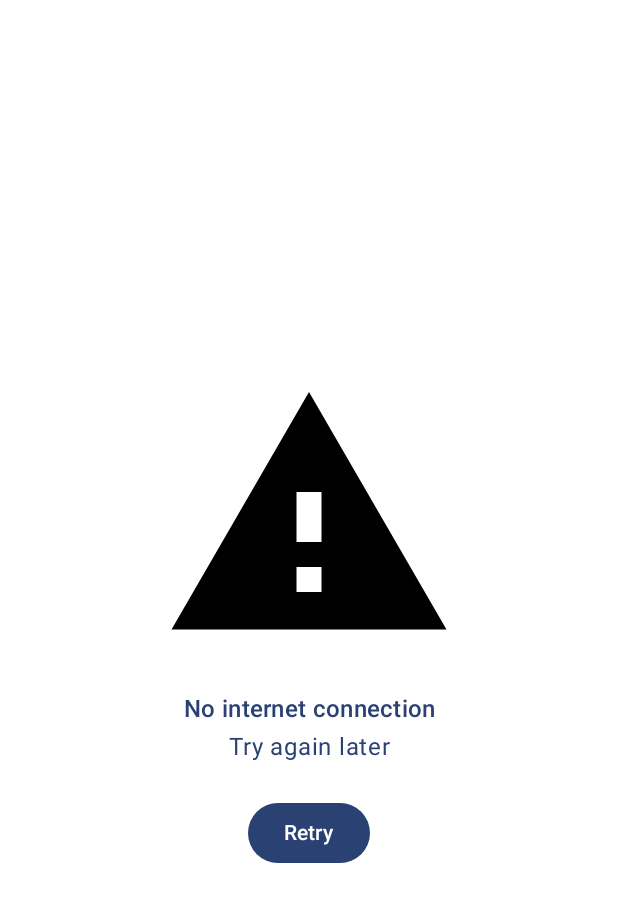
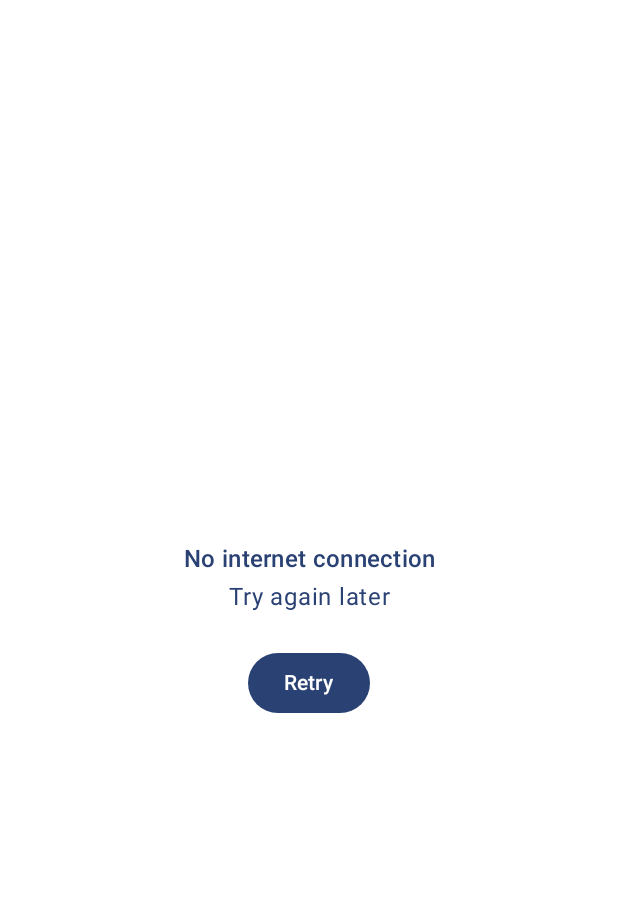
Before and after one commit to lqman104/image-machine, an Android app built with Jetpack Compose: the @Preview function ErrorScreenComponentPreview, on a phone screen of 412 x 824 dp. Shown: the top 902 px of the screen. Run offline under Robolectric (Android 15) with nearby library versions, the phone set to English and light mode, and no system bars.

Commit message:
fix: validation button on ErrorScreenComponent

```diff
--- a/uikit/src/main/java/com/luqman/imagemachine/uikit/component/ErrorScreenComponent.kt
+++ b/uikit/src/main/java/com/luqman/imagemachine/uikit/component/ErrorScreenComponent.kt
@@ -1,15 +1,10 @@
 package com.luqman.imagemachine.uikit.component
 
-import androidx.compose.foundation.Image
 import androidx.compose.foundation.layout.Arrangement
 import androidx.compose.foundation.layout.Column
 import androidx.compose.foundation.layout.Spacer
-import androidx.compose.foundation.layout.aspectRatio
 import androidx.compose.foundation.layout.fillMaxSize
 import androidx.compose.foundation.layout.padding
-import androidx.compose.foundation.layout.widthIn
-import androidx.compose.material.icons.Icons
-import androidx.compose.material.icons.filled.Warning
 import androidx.compose.material3.Button
 import androidx.compose.material3.MaterialTheme
 import androidx.compose.material3.Text
@@ -26,6 +21,7 @@ import com.luqman.imagemachine.uikit.theme.AppTheme
 fun ErrorScreenComponent(
     modifier: Modifier = Modifier,
     title: String,
+    Image: @Composable (() -> Unit)? = null,
     message: String? = null,
     actionButtonText: String = "",
     showActionButton: Boolean = false,
@@ -36,14 +32,9 @@ fun ErrorScreenComponent(
         horizontalAlignment = Alignment.CenterHorizontally,
         verticalArrangement = Arrangement.Center
     ) {
-        // TODO; change the default image error
-        Image(
-            imageVector = Icons.Default.Warning,
-            contentDescription = null,
-            modifier = Modifier
-                .widthIn(max = 200.dp, min = 180.dp)
-                .aspectRatio(1f),
-        )
+        if (Image != null) {
+            Image()
+        }
         Spacer(modifier = Modifier.padding(8.dp))
         Text(
             text = title,
@@ -64,10 +55,11 @@ fun ErrorScreenComponent(
             )
         }
 
-        if (showActionButton)
+        if (showActionButton) {
             Spacer(modifier = Modifier.padding(12.dp))
-        Button(onClick = { onActionButtonClicked() }) {
-            Text(text = actionButtonText)
+            Button(onClick = { onActionButtonClicked() }) {
+                Text(text = actionButtonText)
+            }
         }
     }
 }
```
